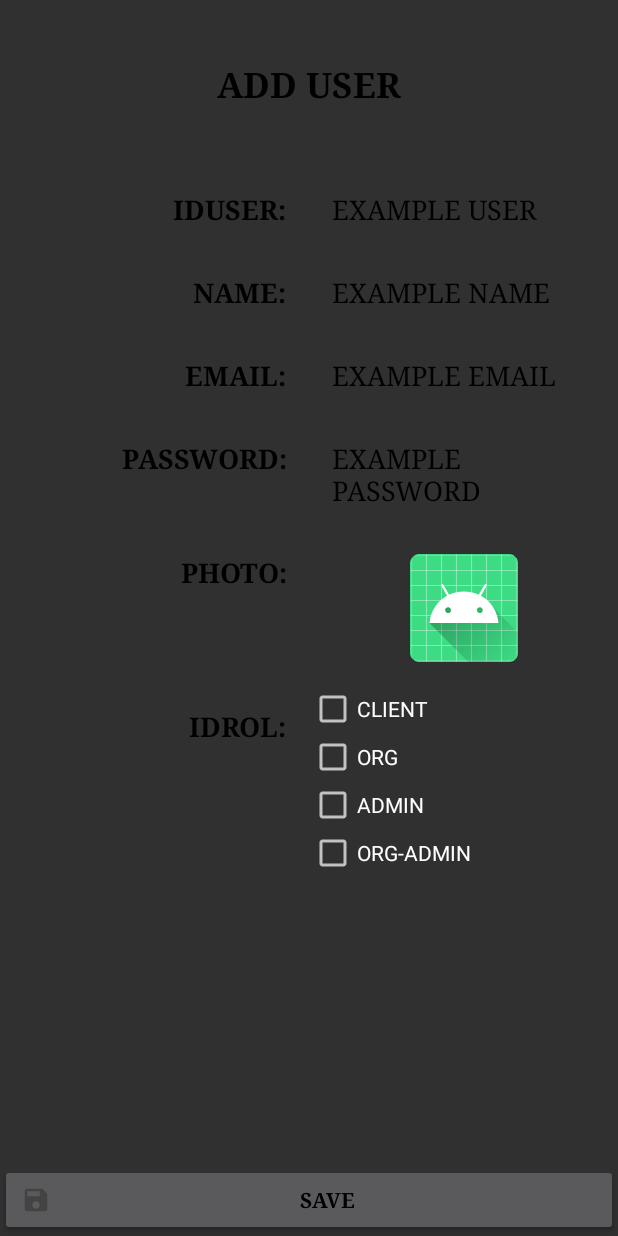
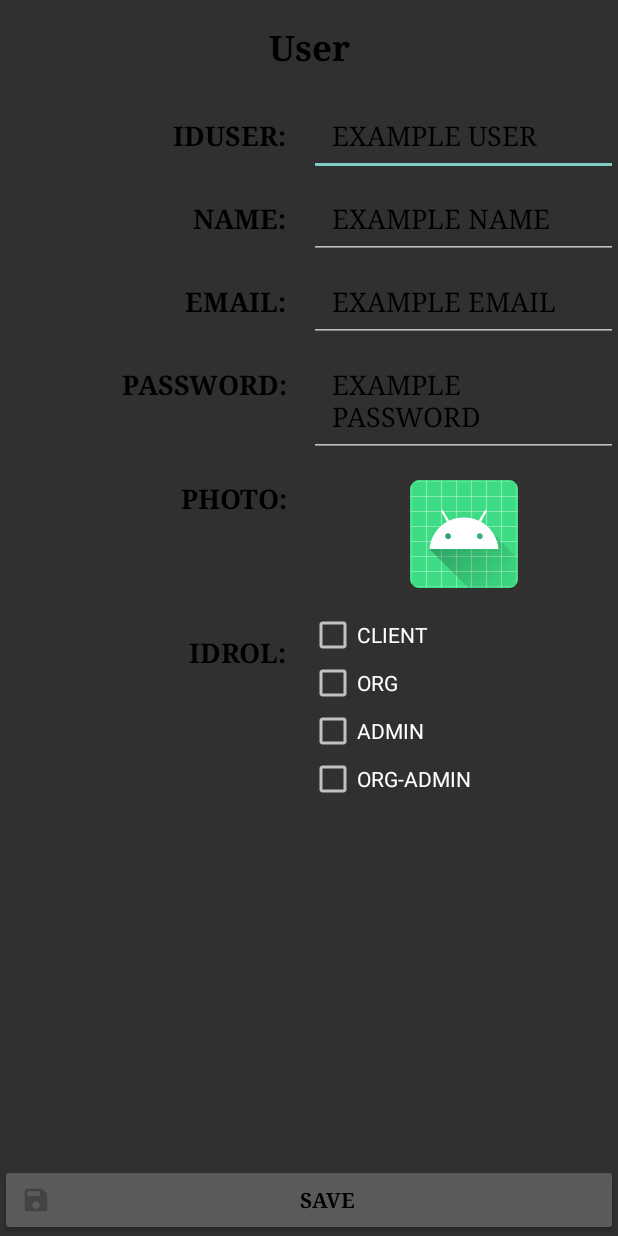
Before and after one commit to Leonardo-Machado-G/CriminalIntent-Events, an Android app: the layout edit_user_activity.xml on its own in the app's theme, with its tools: preview values and no code run, on a phone screen of 412 x 824 dp. Run offline under Robolectric (Android 15) with nearby library versions, the light colour scheme and no system bars.

Commit message:
Added new insert users activity

```diff
--- a/app/src/main/AndroidManifest.xml
+++ b/app/src/main/AndroidManifest.xml
@@ -13,7 +13,9 @@
         android:roundIcon="@mipmap/ic_launcher_round"
         android:supportsRtl="true"
         android:theme="@style/Theme.CriminalIntent">
-
+        <activity
+            android:name=".UserActivity"
+            android:exported="false" />
         <activity
             android:name=".CrimePagerActivity"
             android:exported="false">
@@ -28,11 +30,11 @@
                 <category android:name="android.intent.category.LAUNCHER" />
             </intent-filter>
         </activity>
-
         <activity
             android:name=".MenuActivity"
             android:parentActivityName=".LogInActivity"
             android:theme="@style/Theme.Design.NoActionBar">
+
         </activity>
 
         <provider
--- a/app/src/main/java/com/criminalintent/CrimeListFragment.java
+++ b/app/src/main/java/com/criminalintent/CrimeListFragment.java
@@ -12,7 +12,6 @@ import android.view.ViewGroup;
 import android.widget.Button;
 import android.widget.ImageView;
 import android.widget.TextView;
-import android.widget.Toast;
 
 import androidx.annotation.NonNull;
 import androidx.annotation.Nullable;
@@ -209,7 +208,8 @@ public class CrimeListFragment extends Fragment {
                 //Definimos un nuevo crime, lo añadimos a la lista e iniciamos un intent
                 CrimePOJO crime = new CrimePOJO();
                 ObjectLab.get(getActivity()).addObject(crime, null);
-                Intent intent = CrimePagerActivity.newIntent(getActivity(),crime.getId());
+                Intent intent = CrimePagerActivity.newIntent(getActivity(),crime.getId(),
+                                                             CrimeListFragment.this.m_User.getIdUser());
                 startActivity(intent);
 
             }
@@ -289,7 +289,7 @@ public class CrimeListFragment extends Fragment {
         super.onCreateOptionsMenu(menu, inflater);
 
         //Asociamos el menu al fragment
-        inflater.inflate(R.menu.fragment_crime_list,menu);
+        inflater.inflate(R.menu.fragment_crime_list_menu,menu);
 
         //Actualizamos el menu
         MenuItem subtitleItem = menu.findItem(R.id.show_subtitle);
--- a/app/src/main/res/layout/add_user_activity.xml
+++ b/app/src/main/res/layout/edit_user_activity.xml
@@ -8,13 +8,13 @@
 
     <TextView
 
-        android:id="@+id/textView_User"
+        android:id="@+id/textView_User_edit"
         android:layout_width="match_parent"
         android:layout_height="wrap_content"
         android:fontFamily="serif"
         android:gravity="center"
-        android:padding="@dimen/padding_title_user"
-        android:text="@string/add_user_text_view"
+        android:padding="@dimen/padding_text_user"
+        android:text="@string/user_text_view_edit"
         android:textColor="@color/black"
         android:textSize="@dimen/text_size_title_user"
         android:textStyle="bold"
@@ -24,13 +24,13 @@
 
     <LinearLayout
 
-        android:id="@+id/linearLayout_user"
+        android:id="@+id/linearLayout_user_edit"
         android:layout_width="match_parent"
         android:layout_height="wrap_content"
         android:orientation="horizontal"
         app:layout_constraintEnd_toEndOf="parent"
         app:layout_constraintStart_toStartOf="parent"
-        app:layout_constraintTop_toBottomOf="@+id/textView_User">
+        app:layout_constraintTop_toBottomOf="@+id/textView_User_edit">
 
         <TextView
 
@@ -45,9 +45,9 @@
             android:textSize="@dimen/text_size_item"
             android:textStyle="bold" />
 
-        <TextView
+        <EditText
 
-            android:id="@+id/user_text_view_content"
+            android:id="@+id/user_text_view_content_edit"
             android:layout_width="0dp"
             android:layout_height="wrap_content"
             android:layout_weight="1"
@@ -62,13 +62,13 @@
 
     <LinearLayout
 
-        android:id="@+id/linearLayout_name"
+        android:id="@+id/linearLayout_name_edit"
         android:layout_width="match_parent"
         android:layout_height="wrap_content"
         android:orientation="horizontal"
         app:layout_constraintEnd_toEndOf="parent"
         app:layout_constraintStart_toStartOf="parent"
-        app:layout_constraintTop_toBottomOf="@+id/linearLayout_user">
+        app:layout_constraintTop_toBottomOf="@+id/linearLayout_user_edit">
 
         <TextView
 
@@ -83,9 +83,9 @@
             android:textSize="@dimen/text_size_item"
             android:textStyle="bold" />
 
-        <TextView
+        <EditText
 
-            android:id="@+id/name_text_view_content"
+            android:id="@+id/name_text_view_content_edit"
             android:layout_width="0dp"
             android:layout_height="wrap_content"
             android:layout_weight="1"
@@ -100,13 +100,13 @@
 
     <LinearLayout
 
-        android:id="@+id/linearLayout_email"
+        android:id="@+id/linearLayout_email_edit"
         android:layout_width="match_parent"
         android:layout_height="wrap_content"
         android:orientation="horizontal"
         app:layout_constraintEnd_toEndOf="parent"
         app:layout_constraintStart_toStartOf="parent"
-        app:layout_constraintTop_toBottomOf="@+id/linearLayout_name">
+        app:layout_constraintTop_toBottomOf="@+id/linearLayout_name_edit">
 
         <TextView
 
@@ -121,9 +121,9 @@
             android:textSize="@dimen/text_size_item"
             android:textStyle="bold" />
 
-        <TextView
+        <EditText
 
-            android:id="@+id/email_text_view_content"
+            android:id="@+id/email_text_view_content_edit"
             android:layout_width="0dp"
             android:layout_height="wrap_content"
             android:layout_weight="1"
@@ -138,13 +138,13 @@
 
     <LinearLayout
 
-        android:id="@+id/linearLayout_password"
+        android:id="@+id/linearLayout_password_edit"
         android:layout_width="match_parent"
         android:layout_height="wrap_content"
         android:orientation="horizontal"
         app:layout_constraintEnd_toEndOf="parent"
         app:layout_constraintStart_toStartOf="parent"
-        app:layout_constraintTop_toBottomOf="@+id/linearLayout_email">
+        app:layout_constraintTop_toBottomOf="@+id/linearLayout_email_edit">
 
         <TextView
 
@@ -159,9 +159,9 @@
             android:textSize="@dimen/text_size_item"
             android:textStyle="bold" />
 
-        <TextView
+        <EditText
 
-            android:id="@+id/password_text_view_content"
+            android:id="@+id/password_text_view_content_edit"
             android:layout_width="0dp"
             android:layout_height="wrap_content"
             android:layout_weight="1"
@@ -176,13 +176,13 @@
 
     <LinearLayout
 
-        android:id="@+id/linearLayout_img"
+        android:id="@+id/linearLayout_img_edit"
         android:layout_width="match_parent"
         android:layout_height="wrap_content"
         android:orientation="horizontal"
         app:layout_constraintEnd_toEndOf="parent"
         app:layout_constraintStart_toStartOf="parent"
-        app:layout_constraintTop_toBottomOf="@+id/linearLayout_password">
+        app:layout_constraintTop_toBottomOf="@+id/linearLayout_password_edit">
 
         <TextView
 
@@ -199,7 +199,7 @@
 
         <ImageButton
 
-            android:id="@+id/image_button_select_photo"
+            android:id="@+id/image_button_select_photo_edit"
             android:layout_width="0dp"
             android:layout_height="wrap_content"
             android:src="@mipmap/ic_launcher_round"
@@ -215,13 +215,13 @@
 
     <LinearLayout
 
-        android:id="@+id/linearLayout_type_user"
+        android:id="@+id/linearLayout_type_user_edit"
         android:layout_width="match_parent"
         android:layout_height="wrap_content"
         android:orientation="horizontal"
         app:layout_constraintEnd_toEndOf="parent"
         app:layout_constraintStart_toStartOf="parent"
-        app:layout_constraintTop_toBottomOf="@+id/linearLayout_img">
+        app:layout_constraintTop_toBottomOf="@+id/linearLayout_img_edit">
 
         <TextView
 
@@ -238,7 +238,7 @@
 
         <LinearLayout
 
-            android:id="@+id/linearLayout_selection_checkout"
+            android:id="@+id/linearLayout_selection_checkout_edit"
             android:layout_width="0dp"
             android:layout_height="wrap_content"
             android:layout_weight="1"
@@ -246,28 +246,28 @@
 
             <CheckBox
 
-                android:id="@+id/client_checkbox"
+                android:id="@+id/client_checkbox_edit"
                 android:layout_width="wrap_content"
                 android:layout_height="wrap_content"
                 android:text="@string/text_view_type_client"/>
 
             <CheckBox
 
-                android:id="@+id/client_checkbox"
+                android:id="@+id/organizer_checkbox_edit"
                 android:layout_width="wrap_content"
                 android:layout_height="wrap_content"
                 android:text="@string/text_view_type_org"/>
 
             <CheckBox
 
-                android:id="@+id/client_checkbox"
+                android:id="@+id/administrator_checkbox_edit"
                 android:layout_width="wrap_content"
                 android:layout_height="wrap_content"
                 android:text="@string/text_view_type_admin"/>
 
             <CheckBox
 
-                android:id="@+id/client_checkbox"
+                android:id="@+id/organizer_administrator_checkbox_edit"
                 android:layout_width="wrap_content"
                 android:layout_height="wrap_content"
                 android:text="@string/text_view_type_org_admin"/>
@@ -278,6 +278,7 @@
 
     <Button
 
+        android:id="@+id/save_button_edit"
         android:layout_width="match_parent"
         android:layout_height="wrap_content"
         android:fontFamily="serif"
@@ -288,5 +289,4 @@
         app:layout_constraintBottom_toBottomOf="parent"
         android:drawableLeft="@drawable/ic_save"/>
 
-
 </androidx.constraintlayout.widget.ConstraintLayout>
--- a/app/src/main/res/layout/modify_user_activity.xml
+++ b/app/src/main/res/layout/modify_user_activity.xml
@@ -155,6 +155,7 @@
         android:layout_height="wrap_content"
         app:layout_constraintBottom_toBottomOf="parent"
         android:text="@string/button_Save"
-        android:textSize="@dimen/text_size_user"/>
+        android:textSize="@dimen/text_size_user"
+        android:drawableLeft="@drawable/ic_save"/>
 
 </androidx.constraintlayout.widget.ConstraintLayout>
--- a/app/src/main/res/values-w600dp/refs.xml
+++ b/app/src/main/res/values-w600dp/refs.xml
@@ -1,4 +1,3 @@
 <?xml version="1.0" encoding="utf-8"?>
 <resources>
-    <item name="activity_masterdetail" type="layout">@layout/activity_twopane</item>
 </resources>
--- a/app/src/main/res/values/strings.xml
+++ b/app/src/main/res/values/strings.xml
@@ -74,5 +74,7 @@
     <string name="new_user">New user</string>
     <string name="type_user_list">"Type user: "</string>
     <string name="name_user_list">"Name user: "</string>
+    <string name="delete_user">Delete user</string>
+    <string name="user_text_view_edit">User</string>
 
 </resources>
```
Also changed, not shown: app/src/main/java/com/criminalintent/CrimeFragment.java (+23 -1 lines), app/src/main/java/com/criminalintent/CrimePagerActivity.java (+35 -9 lines), app/src/main/java/com/criminalintent/MenuActivity.java (+24 -25 lines), app/src/main/java/com/criminalintent/UserActivity.java (added, +96 -0 lines), app/src/main/java/com/criminalintent/UserFragment.java (added, +194 -0 lines), app/src/main/java/com/criminalintent/UserListFragment.java (+70 -43 lines), app/src/main/java/com/criminalintent/UserPagerFragment.java (+46 -8 lines), app/src/main/res/layout/activity_twopane.xml (deleted, +0 -29 lines), app/src/main/res/layout/activity_user.xml (added, +9 -0 lines), app/src/main/res/menu/fragment_crime_detail_menu.xml (added, +21 -0 lines), app/src/main/res/menu/fragment_user_menu.xml (renamed from app/src/main/res/menu/fragment_crime_detail.xml, +5 -7 lines), app/src/main/res/menu/fragment_crime_list_menu.xml (renamed from app/src/main/res/menu/fragment_crime_list.xml), app/src/main/res/menu/fragment_user_pager_menu.xml (renamed from app/src/main/res/menu/fragment_user_pager.xml).
